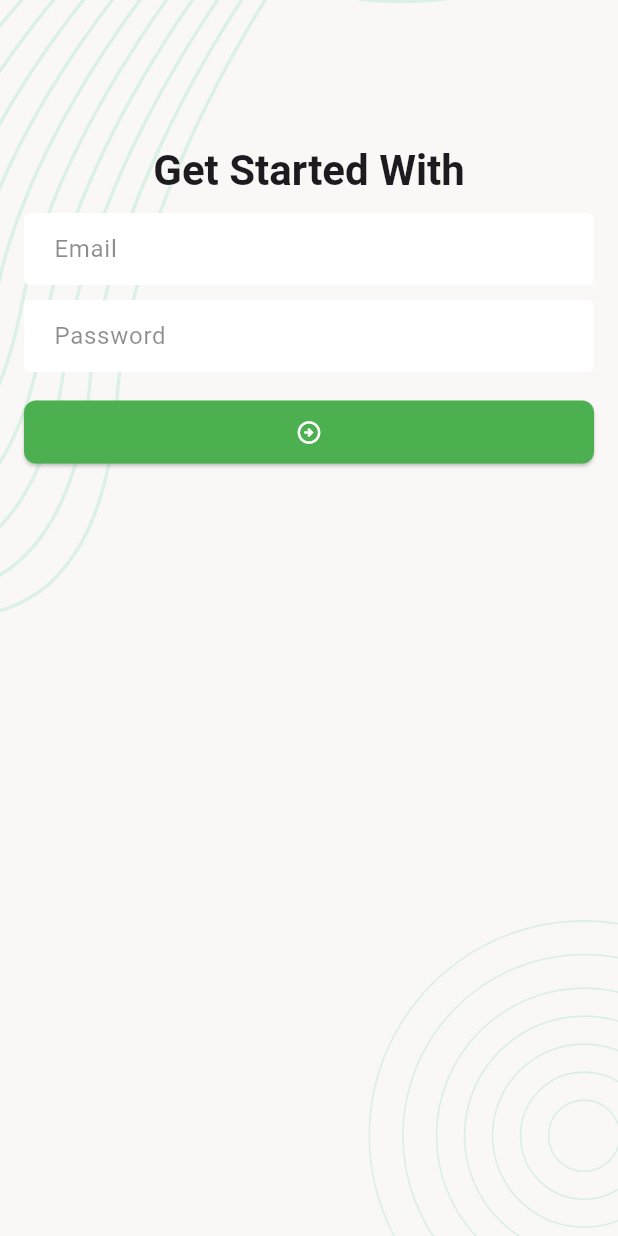
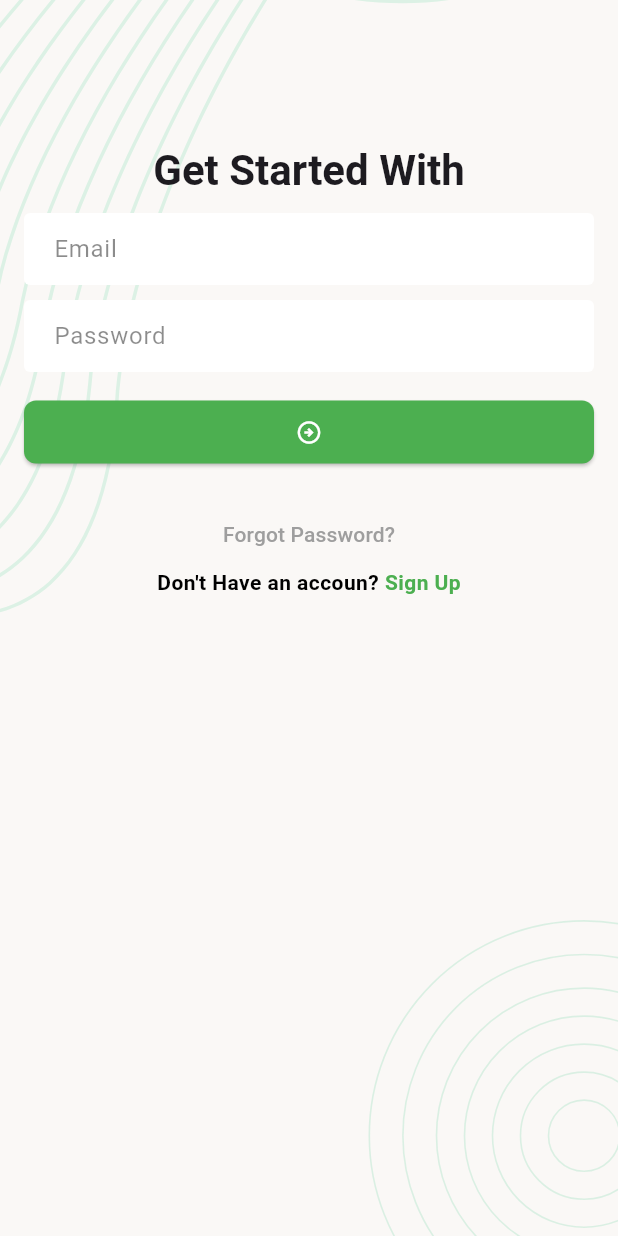
Before and after one commit to mr-riad/Task-Manager-Api-Project, a Flutter app: the screen it shows after launch, on a phone screen of 412 x 824 dp. Run offline on Flutter 3.47's test engine with Material 3 defaults, Android fonts, the phone set to English and light mode, and no system bars; our stand-ins replace flutter_svg.

Commit message:
signin screen

```diff
--- a/lib/ui/screens/signIn_Screen.dart
+++ b/lib/ui/screens/signIn_Screen.dart
@@ -1,3 +1,4 @@
+import 'package:flutter/gestures.dart';
 import 'package:flutter/material.dart';
 import 'package:task_manager_api/widgets/screen_background.dart';
 
@@ -11,12 +12,19 @@ class SigninScreen extends StatefulWidget {
 }
 
 class _SigninScreenState extends State<SigninScreen> {
+  final TextEditingController _emailTEController = TextEditingController();
+  final TextEditingController _passwordTEController = TextEditingController();
+  final GlobalKey<FormState> _formKey = GlobalKey<FormState>();
   @override
   Widget build(BuildContext context) {
     return Scaffold(
       body: ScreenBackground(
+        child: SingleChildScrollView(
           child: Padding(
             padding: const EdgeInsets.all(16.0),
+            child: Form(
+              key: _formKey,
+              autovalidateMode: AutovalidateMode.onUserInteraction,
               child: Column(
                 children: [
                   SizedBox(height: 80),
@@ -26,28 +34,61 @@ class _SigninScreenState extends State<SigninScreen> {
                   ),
                   SizedBox(height: 10),
                   TextField(
+                    controller: _emailTEController,
                     textInputAction: TextInputAction.next,
-                decoration: InputDecoration(
-                  hintText: 'Email',
-                ),
+                    decoration: InputDecoration(hintText: 'Email'),
                   ),
                   SizedBox(height: 10),
                   TextField(
+                    controller: _passwordTEController,
                     textInputAction: TextInputAction.done,
                     obscureText: true,
-                decoration: InputDecoration(
-                  hintText: 'Password',
-                ),
+                    decoration: InputDecoration(hintText: 'Password'),
                   ),
                   SizedBox(height: 16),
                   ElevatedButton(
-                onPressed: () {},
+                    onPressed: _onTapSignInButton,
                     child: Icon(Icons.arrow_circle_right_outlined),
                   ),
+                  SizedBox(height: 20),
+                  TextButton(onPressed: _onTapForgotButton,
+                      child: Text("Forgot Password?",
+                      style: TextStyle(color: Colors.grey),)),
+                  RichText(text: TextSpan(
+                    text: "Don't Have an accoun? ",
+                    style: TextStyle(
+                      fontWeight: FontWeight.bold,
+                      color: Colors.black,
+                      letterSpacing: 0.3
+                    ),
+                    children: [
+                      TextSpan(
+                        text: 'Sign Up',
+                        style: TextStyle(
+                          color: Colors.green,
+                          fontWeight: FontWeight.w700,
+                        ),
+                        recognizer: TapGestureRecognizer()..onTap = _onTapSignUpButton
+                      )
+                    ]
+                  ))
+
                 ],
+              ),
+            ),
           ),
         ),
       ),
     );
   }
+
+  void _onTapSignInButton(){
+
   }
+  void _onTapForgotButton(){
+
+  }
+  void _onTapSignUpButton(){
+
+  }
+}
```
Lines whose indentation alone changed are shown as unchanged.
